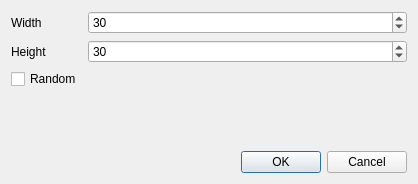
Old version of the form GUI/newmaze.ui in the repository lopatovsky/Maze.
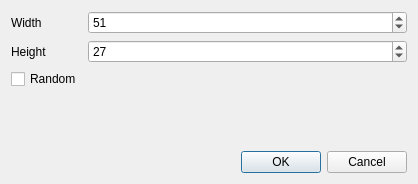
New version of the form.

Commit message: Add random guy

Patch:
```diff
--- a/GUI/newmaze.ui
+++ b/GUI/newmaze.ui
@@ -35,7 +35,7 @@
         <number>299</number>
        </property>
        <property name="value">
-        <number>30</number>
+        <number>51</number>
        </property>
       </widget>
      </item>
@@ -58,7 +58,7 @@
         <number>299</number>
        </property>
        <property name="value">
-        <number>30</number>
+        <number>27</number>
        </property>
       </widget>
      </item>
```
The commit also changes 2 other files.
